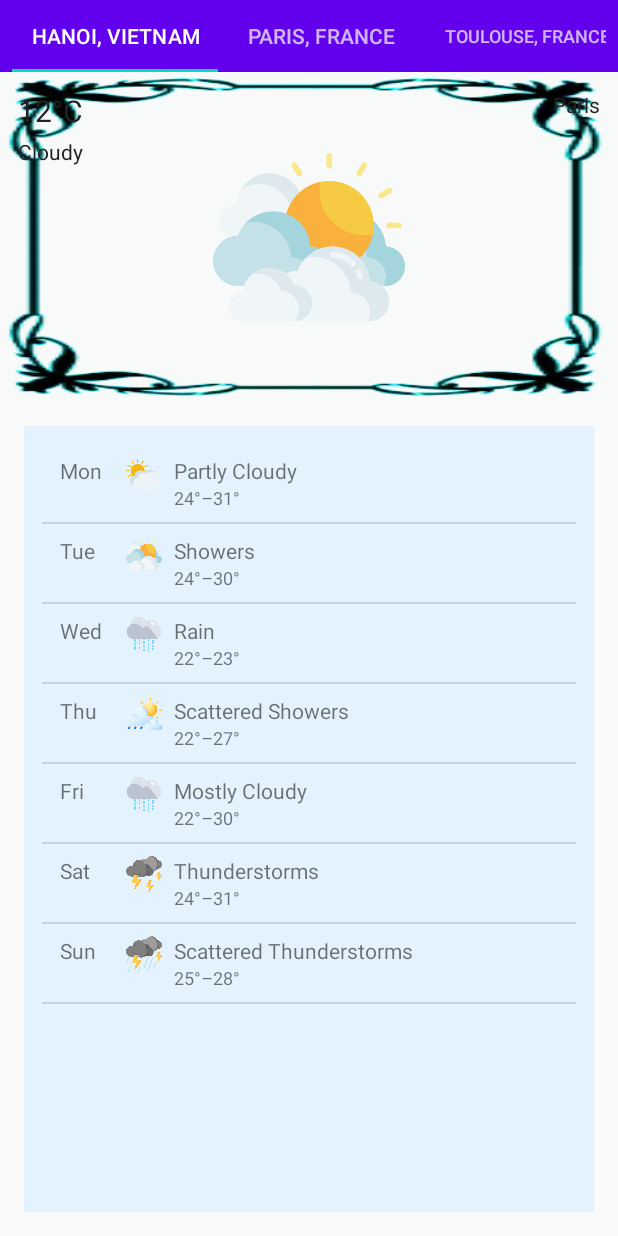
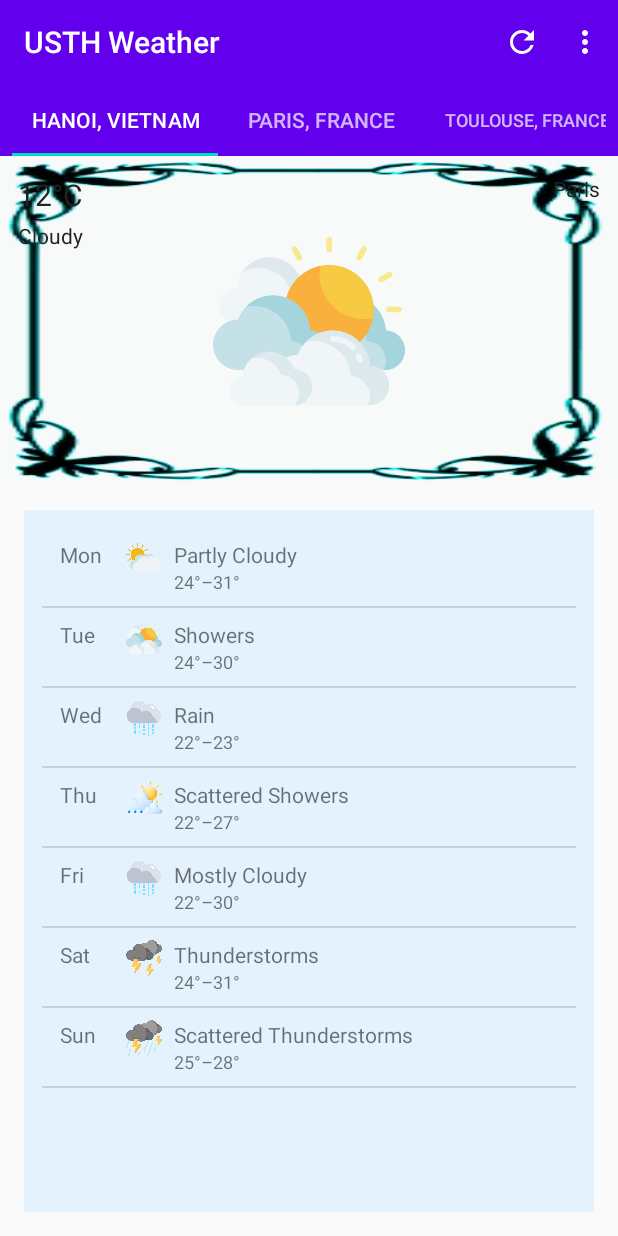
Before and after one commit to noammtran/WeatherApp, an Android app built with Jetpack Compose: the screen it shows after launch (WeatherActivity), on a phone screen of 412 x 824 dp. Run offline under Robolectric (Android 15) with nearby library versions, the phone set to English and light mode, and no system bars.

Commit message:
Add toolbar with refresh and setting

```diff
--- a/app/src/main/AndroidManifest.xml
+++ b/app/src/main/AndroidManifest.xml
@@ -23,6 +23,9 @@
                 <category android:name="android.intent.category.LAUNCHER" />
             </intent-filter>
         </activity>
+        <activity
+            android:name=".PrefActivity"
+            android:exported="false" />
     </application>
 
 </manifest>
--- a/app/src/main/java/vn/edu/usth/weather/WeatherActivity.java
+++ b/app/src/main/java/vn/edu/usth/weather/WeatherActivity.java
@@ -1,8 +1,15 @@
 package vn.edu.usth.weather;
 
+import android.content.Intent;
 import android.os.Bundle;
+import android.view.Menu;
+import android.view.MenuItem;
+import android.widget.Toast;
+
 import androidx.appcompat.app.AppCompatActivity;
+import androidx.appcompat.widget.Toolbar;
 import androidx.viewpager.widget.ViewPager;
+
 import com.google.android.material.tabs.TabLayout;
 
 public class WeatherActivity extends AppCompatActivity {
@@ -12,6 +19,9 @@ public class WeatherActivity extends AppCompatActivity {
         super.onCreate(savedInstanceState);
         setContentView(R.layout.activity_weather);
 
+        Toolbar toolbar = findViewById(R.id.toolbar);
+        setSupportActionBar(toolbar);
+
         ViewPager pager = findViewById(R.id.pager);
         WeatherPagerAdapter adapter = new WeatherPagerAdapter(getSupportFragmentManager(), this);
         pager.setOffscreenPageLimit(adapter.getCount() - 1);
@@ -20,4 +30,24 @@ public class WeatherActivity extends AppCompatActivity {
         TabLayout tabs = findViewById(R.id.tab_layout);
         tabs.setupWithViewPager(pager);
     }
+
+    @Override
+    public boolean onCreateOptionsMenu(Menu menu) {
+        getMenuInflater().inflate(R.menu.menu_weather, menu);
+        return true;
+    }
+
+    @Override
+    public boolean onOptionsItemSelected(MenuItem item) {
+        int id = item.getItemId();
+        if (id == R.id.action_refresh) {
+            Toast.makeText(this, R.string.refresh_message, Toast.LENGTH_SHORT).show();
+            return true;
+        } else if (id == R.id.action_settings) {
+            Intent intent = new Intent(this, PrefActivity.class);
+            startActivity(intent);
+            return true;
+        }
+        return super.onOptionsItemSelected(item);
+    }
 }
--- /dev/null
+++ b/app/src/main/res/drawable/ic_refresh.xml
@@ -0,0 +1,9 @@
+<vector xmlns:android="http://schemas.android.com/apk/res/android"
+    android:width="24dp"
+    android:height="24dp"
+    android:viewportWidth="24"
+    android:viewportHeight="24">
+    <path
+        android:fillColor="@android:color/white"
+        android:pathData="M17.65,6.35C16.2,4.9 14.21,4 12,4c-4.42,0 -7.99,3.58 -7.99,8s3.57,8 7.99,8c3.73,0 6.84,-2.55 7.73,-6h-2.08c-0.82,2.33 -3.04,4 -5.65,4 -3.31,0 -6,-2.69 -6,-6s2.69,-6 6,-6c1.66,0 3.14,0.69 4.22,1.78L13,11h7V4l-2.35,2.35z" />
+</vector>
--- a/app/src/main/res/layout/activity_weather.xml
+++ b/app/src/main/res/layout/activity_weather.xml
@@ -1,9 +1,18 @@
 <?xml version="1.0" encoding="utf-8"?>
 <LinearLayout xmlns:android="http://schemas.android.com/apk/res/android"
+    xmlns:app="http://schemas.android.com/apk/res-auto"
     android:orientation="vertical"
     android:layout_width="match_parent"
     android:layout_height="match_parent">
 
+
+    <androidx.appcompat.widget.Toolbar
+        android:id="@+id/toolbar"
+        android:layout_width="match_parent"
+        android:layout_height="wrap_content"
+        android:background="?attr/colorPrimary"
+        android:theme="@style/ThemeOverlay.AppCompat.Dark.ActionBar"
+        app:title="@string/app_name" />
 
     <com.google.android.material.tabs.TabLayout
         android:id="@+id/tab_layout"
--- /dev/null
+++ b/app/src/main/res/menu/menu_weather.xml
@@ -0,0 +1,15 @@
+<?xml version="1.0" encoding="utf-8"?>
+<menu xmlns:android="http://schemas.android.com/apk/res/android"
+    xmlns:app="http://schemas.android.com/apk/res-auto">
+
+    <item
+        android:id="@+id/action_refresh"
+        android:icon="@drawable/ic_refresh"
+        android:title="@string/action_refresh"
+        app:showAsAction="always" />
+
+    <item
+        android:id="@+id/action_settings"
+        android:title="@string/action_settings"
+        app:showAsAction="never" />
+</menu>
--- a/app/src/main/res/values/strings.xml
+++ b/app/src/main/res/values/strings.xml
@@ -15,6 +15,14 @@
     <string name="label_desc_cloudy">Cloudy</string>
     <string name="label_temp_c">%1$d°C</string>
     <string name="desc_weather_icon">Icon showing current weather conditions</string>
+
+    <!-- Menu -->
+    <string name="action_refresh">Refresh</string>
+    <string name="action_settings">Settings</string>
+    <string name="refresh_message">Weather data refreshed</string>
+
+    <!-- PrefActivity -->
+    <string name="pref_placeholder">Preferences screen</string>
 
     <!-- ForecastFragment -->
     <string-array name="days_short">
```
Also changed, not shown: app/src/main/java/vn/edu/usth/weather/PrefActivity.java (added, +15 -0 lines), app/src/main/res/layout/activity_pref.xml (added, +16 -0 lines).
